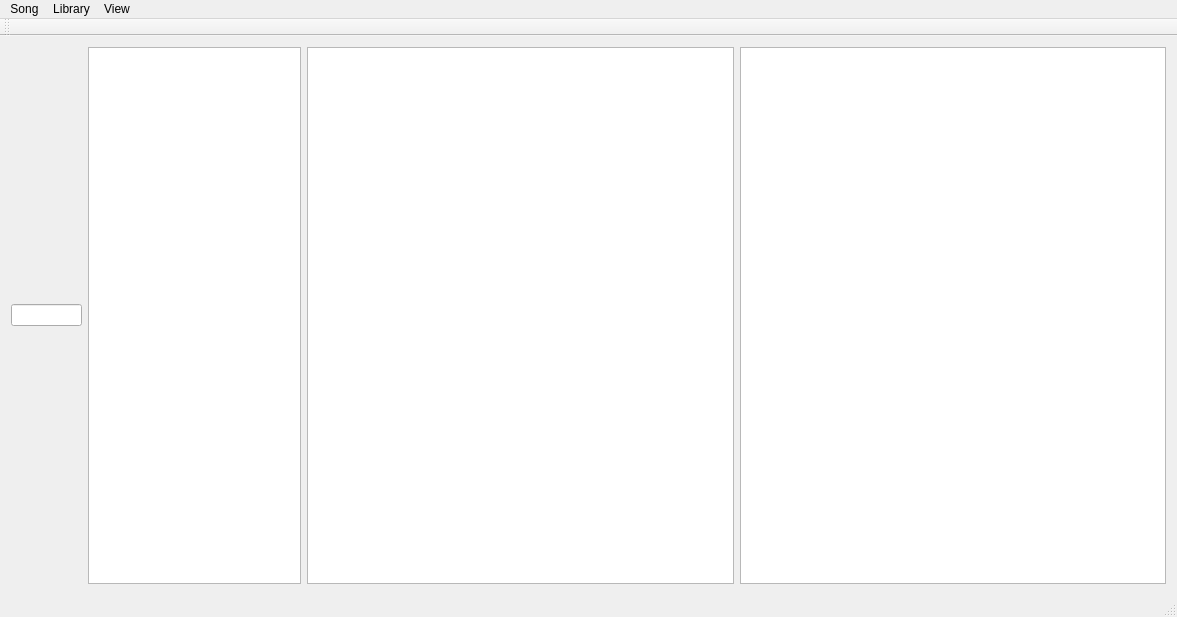
Before: the Qt Designer form mainwindow.ui in micdmy/my_player, drawn with Qt 5.
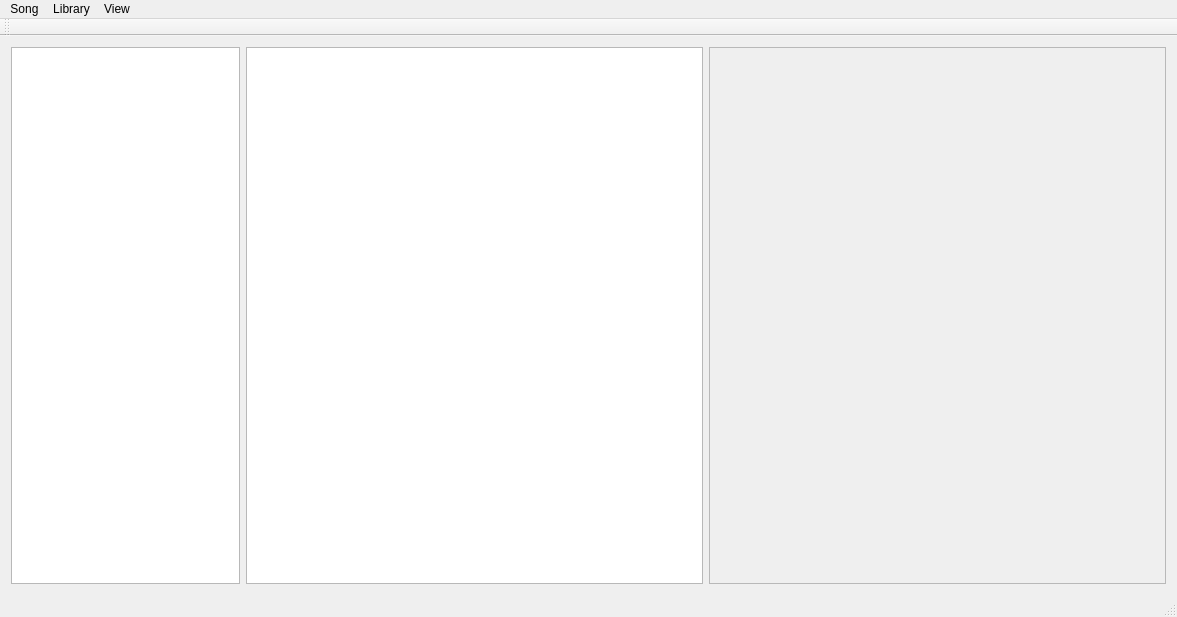
After: the same form once the commit is applied. Custom widgets are drawn as their Qt base class.

Commit message:
Adds SearchFrame class. SearchFrame inherits from QFrame. It has ui with defined textfield (QLineEdit). One can add other widgets to SearchFrame. If focus is on the SearchFrame, keyboard is read, and its output is put to textfield. Signal searchTextChanged(const QString &) can be connected to external slot and used to determine new search text put to the textfield. It is useful wrapper for searching in tables, lists, etc...
It will be used to search in tables of songs in media library.

Diff of the .ui file:
```diff
--- a/mainwindow.ui
+++ b/mainwindow.ui
@@ -15,19 +15,6 @@
   </property>
   <widget class="QWidget" name="centralWidget">
    <layout class="QHBoxLayout" name="horizontalLayout">
-    <item>
-     <layout class="QVBoxLayout" name="verticalLayout"/>
-    </item>
-    <item>
-     <widget class="QLineEdit" name="lineEdit">
-      <property name="sizePolicy">
-       <sizepolicy hsizetype="Expanding" vsizetype="Fixed">
-        <horstretch>1</horstretch>
-        <verstretch>0</verstretch>
-       </sizepolicy>
-      </property>
-     </widget>
-    </item>
     <item>
      <widget class="QListView" name="listView">
       <property name="sizePolicy">
@@ -49,13 +36,19 @@
      </widget>
     </item>
     <item>
-     <widget class="QTableView" name="tableViewSorted">
+     <widget class="SearchFrame" name="frameSearchSongs">
       <property name="sizePolicy">
        <sizepolicy hsizetype="Expanding" vsizetype="Expanding">
         <horstretch>6</horstretch>
         <verstretch>0</verstretch>
        </sizepolicy>
       </property>
+      <property name="frameShape">
+       <enum>QFrame::StyledPanel</enum>
+      </property>
+      <property name="frameShadow">
+       <enum>QFrame::Raised</enum>
+      </property>
      </widget>
     </item>
    </layout>
@@ -136,6 +129,14 @@
   </action>
  </widget>
  <layoutdefault spacing="6" margin="11"/>
+ <customwidgets>
+  <customwidget>
+   <class>SearchFrame</class>
+   <extends>QFrame</extends>
+   <header>searchframe.h</header>
+   <container>1</container>
+  </customwidget>
+ </customwidgets>
  <resources/>
  <connections/>
 </ui>
```
Left out of the diff: 1 changed line with no effect on the pictures. The commit also changes 13 other files.
